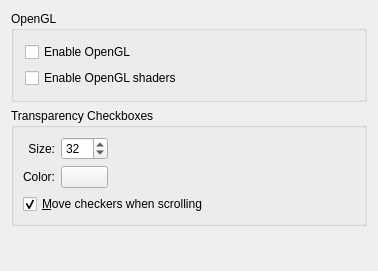
KDE/krita, file krita/ui/forms/wdgdisplaysettings.ui: the form before one commit.
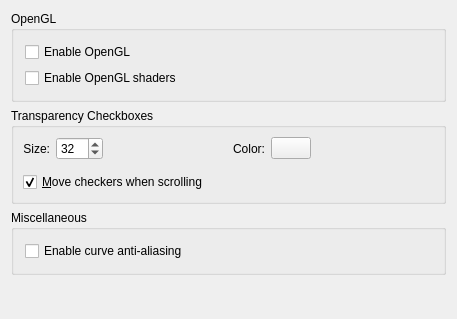
The form after the commit. Custom widgets are drawn as their Qt base class.

Commit message: Added config option to enable KisCurveWidget anti-aliasing

Patch:
```diff
--- a/krita/ui/forms/wdgdisplaysettings.ui
+++ b/krita/ui/forms/wdgdisplaysettings.ui
@@ -6,8 +6,8 @@
    <rect>
     <x>0</x>
     <y>0</y>
-    <width>374</width>
-    <height>271</height>
+    <width>457</width>
+    <height>319</height>
    </rect>
   </property>
   <property name="windowTitle">
@@ -49,16 +49,6 @@
       <property name="spacing">
        <number>6</number>
       </property>
-      <item row="2" column="0">
-       <widget class="QLabel" name="lblColor">
-        <property name="text">
-         <string>Color:</string>
-        </property>
-        <property name="alignment">
-         <set>Qt::AlignRight|Qt::AlignTrailing|Qt::AlignVCenter</set>
-        </property>
-       </widget>
-      </item>
       <item row="1" column="0">
        <widget class="QLabel" name="lblCheckSize">
         <property name="text">
@@ -72,9 +62,6 @@
         </property>
        </widget>
       </item>
-      <item row="2" column="1">
-       <widget class="KColorButton" name="colorChecks"/>
-      </item>
       <item row="1" column="1">
        <widget class="QSpinBox" name="intCheckSize">
         <property name="maximum">
@@ -85,7 +72,7 @@
         </property>
        </widget>
       </item>
-      <item row="1" column="2" rowspan="2">
+      <item row="1" column="5" rowspan="2">
        <spacer name="horizontalSpacer">
         <property name="orientation">
          <enum>Qt::Horizontal</enum>
@@ -98,7 +85,7 @@
         </property>
        </spacer>
       </item>
-      <item row="3" column="0" colspan="3">
+      <item row="3" column="0" colspan="6">
        <widget class="QCheckBox" name="chkMoving">
         <property name="toolTip">
          <string>If checked, the checkers will move when scrolling the canvas.</string>
@@ -114,21 +101,60 @@
         </property>
        </widget>
       </item>
+      <item row="1" column="3">
+       <widget class="QLabel" name="lblColor">
+        <property name="text">
+         <string>Color:</string>
+        </property>
+        <property name="alignment">
+         <set>Qt::AlignRight|Qt::AlignTrailing|Qt::AlignVCenter</set>
+        </property>
+       </widget>
+      </item>
+      <item row="1" column="4">
+       <widget class="KColorButton" name="colorChecks"/>
+      </item>
+      <item row="1" column="2">
+       <spacer name="horizontalSpacer_2">
+        <property name="orientation">
+         <enum>Qt::Horizontal</enum>
+        </property>
+        <property name="sizeHint" stdset="0">
+         <size>
+          <width>40</width>
+          <height>20</height>
+         </size>
+        </property>
+       </spacer>
+      </item>
      </layout>
     </widget>
    </item>
    <item row="2" column="0">
-    <spacer>
+    <widget class="QGroupBox" name="groupBox">
+     <property name="title">
+      <string>Miscellaneous</string>
+     </property>
+     <layout class="QVBoxLayout" name="verticalLayout">
+      <item>
+       <widget class="QCheckBox" name="chkCurveAntialiasing">
+        <property name="text">
+         <string>Enable curve anti-aliasing</string>
+        </property>
+       </widget>
+      </item>
+     </layout>
+    </widget>
+   </item>
+   <item row="3" column="0">
+    <spacer name="verticalSpacer">
      <property name="orientation">
       <enum>Qt::Vertical</enum>
      </property>
-     <property name="sizeType">
-      <enum>QSizePolicy::Expanding</enum>
-     </property>
      <property name="sizeHint" stdset="0">
       <size>
-       <width>356</width>
-       <height>41</height>
+       <width>20</width>
+       <height>40</height>
       </size>
      </property>
     </spacer>
```
The commit also changes 4 other files.
